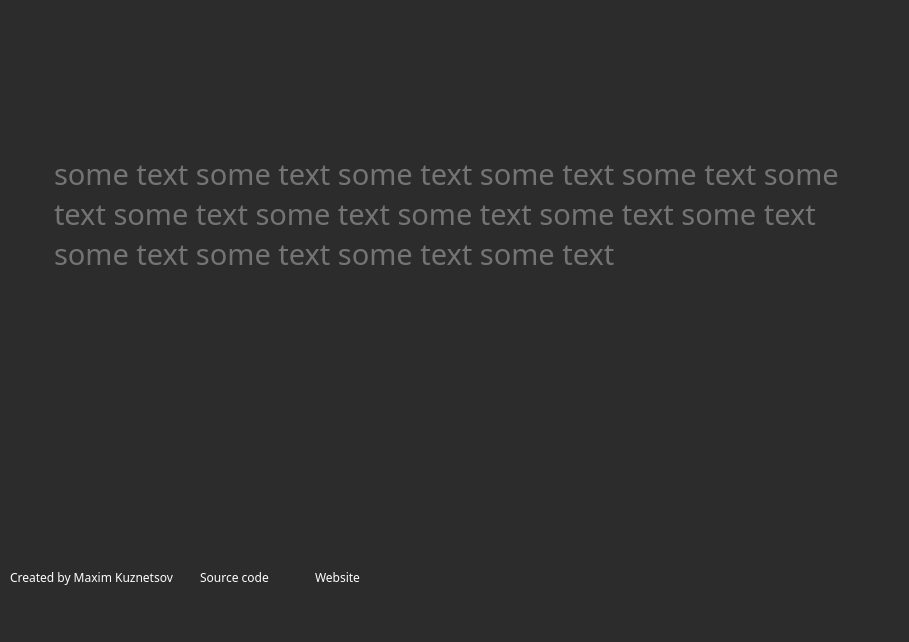
This is mainwindow.ui in kuzia99/SpeedTypingMaster as Qt 5 draws it before an edit. The edited form follows.
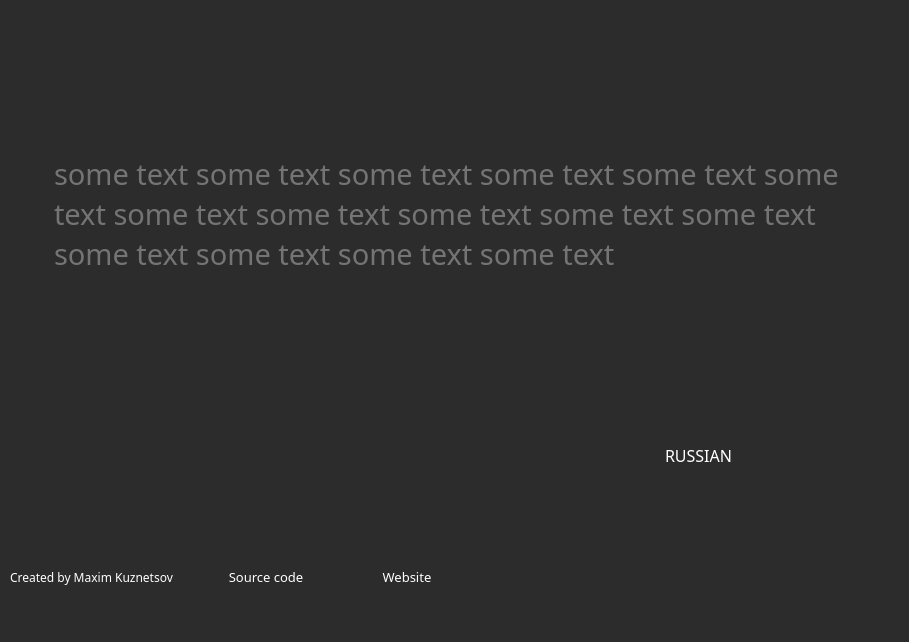
This is the edited form. Icons and pictures are not drawn. Custom widgets are drawn as their Qt base class.

The edit to the form file:
```diff
--- a/mainwindow.ui
+++ b/mainwindow.ui
@@ -30,7 +30,7 @@
       <x>50</x>
       <y>150</y>
       <width>811</width>
-      <height>161</height>
+      <height>211</height>
      </rect>
     </property>
     <property name="font">
@@ -79,7 +79,7 @@
      <rect>
       <x>10</x>
       <y>560</y>
-      <width>353</width>
+      <width>446</width>
       <height>35</height>
      </rect>
     </property>
@@ -130,6 +130,7 @@
          <property name="font">
           <font>
            <family>Kanit</family>
+           <pointsize>10</pointsize>
           </font>
          </property>
          <property name="focusPolicy">
@@ -188,6 +189,7 @@
          <property name="font">
           <font>
            <family>Kanit</family>
+           <pointsize>10</pointsize>
           </font>
          </property>
          <property name="focusPolicy">
@@ -208,6 +210,305 @@
      </item>
     </layout>
    </widget>
+   <widget class="QComboBox" name="comboBox">
+    <property name="geometry">
+     <rect>
+      <x>660</x>
+      <y>440</y>
+      <width>151</width>
+      <height>31</height>
+     </rect>
+    </property>
+    <property name="palette">
+     <palette>
+      <active>
+       <colorrole role="WindowText">
+        <brush brushstyle="SolidPattern">
+         <color alpha="255">
+          <red>255</red>
+          <green>255</green>
+          <blue>255</blue>
+         </color>
+        </brush>
+       </colorrole>
+       <colorrole role="Button">
+        <brush brushstyle="SolidPattern">
+         <color alpha="255">
+          <red>44</red>
+          <green>44</green>
+          <blue>44</blue>
+         </color>
+        </brush>
+       </colorrole>
+       <colorrole role="Text">
+        <brush brushstyle="SolidPattern">
+         <color alpha="255">
+          <red>255</red>
+          <green>255</green>
+          <blue>255</blue>
+         </color>
+        </brush>
+       </colorrole>
+       <colorrole role="ButtonText">
+        <brush brushstyle="SolidPattern">
+         <color alpha="255">
+          <red>255</red>
+          <green>255</green>
+          <blue>255</blue>
+         </color>
+        </brush>
+       </colorrole>
+       <colorrole role="Base">
+        <brush brushstyle="SolidPattern">
+         <color alpha="255">
+          <red>44</red>
+          <green>44</green>
+          <blue>44</blue>
+         </color>
+        </brush>
+       </colorrole>
+       <colorrole role="Window">
+        <brush brushstyle="SolidPattern">
+         <color alpha="255">
+          <red>44</red>
+          <green>44</green>
+          <blue>44</blue>
+         </color>
+        </brush>
+       </colorrole>
+       <colorrole role="Shadow">
+        <brush brushstyle="SolidPattern">
+         <color alpha="0">
+          <red>105</red>
+          <green>105</green>
+          <blue>105</blue>
+         </color>
+        </brush>
+       </colorrole>
+       <colorrole role="PlaceholderText">
+        <brush brushstyle="SolidPattern">
+         <color alpha="255">
+          <red>255</red>
+          <green>255</green>
+          <blue>255</blue>
+         </color>
+        </brush>
+       </colorrole>
+      </active>
+      <inactive>
+       <colorrole role="WindowText">
+        <brush brushstyle="SolidPattern">
+         <color alpha="255">
+          <red>255</red>
+          <green>255</green>
+          <blue>255</blue>
+         </color>
+        </brush>
+       </colorrole>
+       <colorrole role="Button">
+        <brush brushstyle="SolidPattern">
+         <color alpha="255">
+          <red>44</red>
+          <green>44</green>
+          <blue>44</blue>
+         </color>
+        </brush>
+       </colorrole>
+       <colorrole role="Text">
+        <brush brushstyle="SolidPattern">
+         <color alpha="255">
+          <red>255</red>
+          <green>255</green>
+          <blue>255</blue>
+         </color>
+        </brush>
+       </colorrole>
+       <colorrole role="ButtonText">
+        <brush brushstyle="SolidPattern">
+         <color alpha="255">
+          <red>255</red>
+          <green>255</green>
+          <blue>255</blue>
+         </color>
+        </brush>
+       </colorrole>
+       <colorrole role="Base">
+        <brush brushstyle="SolidPattern">
+         <color alpha="255">
+          <red>44</red>
+          <green>44</green>
+          <blue>44</blue>
+         </color>
+        </brush>
+       </colorrole>
+       <colorrole role="Window">
+        <brush brushstyle="SolidPattern">
+         <color alpha="255">
+          <red>44</red>
+          <green>44</green>
+          <blue>44</blue>
+         </color>
+        </brush>
+       </colorrole>
+       <colorrole role="Shadow">
+        <brush brushstyle="SolidPattern">
+         <color alpha="255">
+          <red>105</red>
+          <green>105</green>
+          <blue>105</blue>
+         </color>
+        </brush>
+       </colorrole>
+       <colorrole role="PlaceholderText">
+        <brush brushstyle="SolidPattern">
+         <color alpha="255">
+          <red>255</red>
+          <green>255</green>
+          <blue>255</blue>
+         </color>
+        </brush>
+       </colorrole>
+      </inactive>
+      <disabled>
+       <colorrole role="WindowText">
+        <brush brushstyle="SolidPattern">
+         <color alpha="255">
+          <red>255</red>
+          <green>255</green>
+          <blue>255</blue>
+         </color>
+        </brush>
+       </colorrole>
+       <colorrole role="Button">
+        <brush brushstyle="SolidPattern">
+         <color alpha="255">
+          <red>44</red>
+          <green>44</green>
+          <blue>44</blue>
+         </color>
+        </brush>
+       </colorrole>
+       <colorrole role="Text">
+        <brush brushstyle="SolidPattern">
+         <color alpha="255">
+          <red>255</red>
+          <green>255</green>
+          <blue>255</blue>
+         </color>
+        </brush>
+       </colorrole>
+       <colorrole role="ButtonText">
+        <brush brushstyle="SolidPattern">
+         <color alpha="255">
+          <red>255</red>
+          <green>255</green>
+          <blue>255</blue>
+         </color>
+        </brush>
+       </colorrole>
+       <colorrole role="Base">
+        <brush brushstyle="SolidPattern">
+         <color alpha="255">
+          <red>44</red>
+          <green>44</green>
+          <blue>44</blue>
+         </color>
+        </brush>
+       </colorrole>
+       <colorrole role="Window">
+        <brush brushstyle="SolidPattern">
+         <color alpha="255">
+          <red>44</red>
+          <green>44</green>
+          <blue>44</blue>
+         </color>
+        </brush>
+       </colorrole>
+       <colorrole role="Shadow">
+        <brush brushstyle="SolidPattern">
+         <color alpha="255">
+          <red>0</red>
+          <green>0</green>
+          <blue>0</blue>
+         </color>
+        </brush>
+       </colorrole>
+       <colorrole role="PlaceholderText">
+        <brush brushstyle="SolidPattern">
+         <color alpha="255">
+          <red>255</red>
+          <green>255</green>
+          <blue>255</blue>
+         </color>
+        </brush>
+       </colorrole>
+      </disabled>
+     </palette>
+    </property>
+    <property name="font">
+     <font>
+      <family>Kanit</family>
+      <pointsize>12</pointsize>
+     </font>
+    </property>
+    <property name="focusPolicy">
+     <enum>Qt::NoFocus</enum>
+    </property>
+    <property name="contextMenuPolicy">
+     <enum>Qt::ActionsContextMenu</enum>
+    </property>
+    <property name="styleSheet">
+     <string notr="true">QComboBox {
+    border: 0px solid gray;
+    border-radius: 0px;
+    min-width: 6em;
+}
+
+QComboBox::drop-down 
+{
+    border: 0px;
+}
+
+
+QComboBox QAbstractItemView {
+  background-color: #1E1E1E;
+  padding: 5px;
+  selection-background-color: lightgray;
+}
+
+QComboBox::down-arrow {
+	image: url(:/img/arrow_down.png);
+	width :16;
+	height :16;
+	margin-top: 5px;
+	margin-right: 15px;
+}
+
+QComboBox::hover
+{
+  background-color: #1E1E1E;
+}
+
+QComboBox::item::hover
+{
+  background-color: #1E1E1E;
+}
+</string>
+    </property>
+    <property name="frame">
+     <bool>true</bool>
+    </property>
+    <item>
+     <property name="text">
+      <string>RUSSIAN</string>
+     </property>
+    </item>
+    <item>
+     <property name="text">
+      <string>ENGLISH</string>
+     </property>
+    </item>
+   </widget>
   </widget>
   <widget class="QMenuBar" name="menubar">
    <property name="geometry">
```
Left out of the diff: 6 changed lines with no effect on the pictures.
